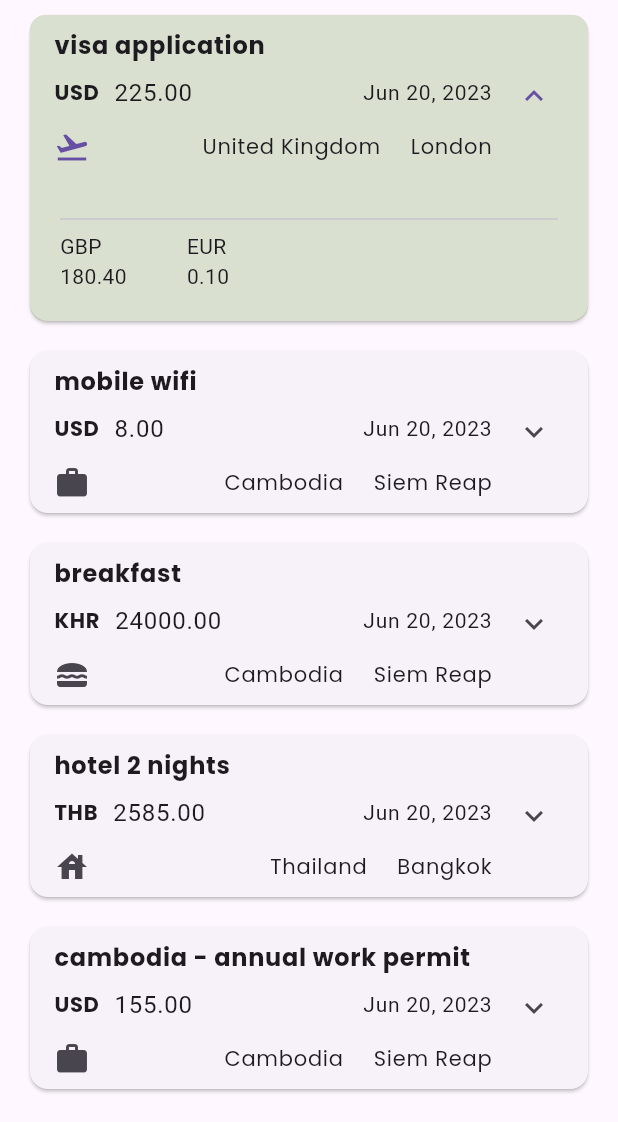
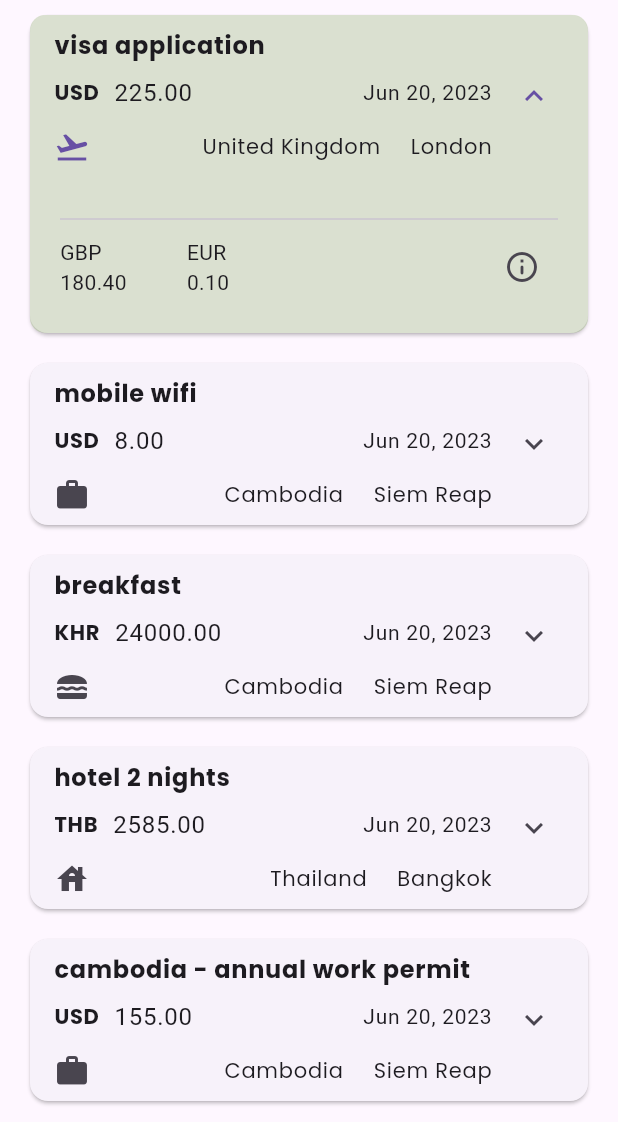
Before and after one commit to carlstep/expense_tracker_2, a Flutter app: the screen it shows after launch, after a tap on "visa application", on a phone screen of 412 x 824 dp, the part 114-1236 px from its top. Run offline on Flutter 3.47's test engine with Material 2 defaults, Android fonts, the light colour scheme and no system bars; our stand-ins replace google_fonts.

```diff
--- a/lib/widgets/expenses_list/expense_item.dart
+++ b/lib/widgets/expenses_list/expense_item.dart
@@ -62,18 +62,18 @@ class ExpenseItem extends StatelessWidget {
                 const Spacer(),
                 Text(
                   expense.formattedDate,
-                  style: TextStyle(fontSize: 14),
+                  style: const TextStyle(fontSize: 14),
                 ),
               ],
             ),
-            SizedBox(
+            const SizedBox(
               height: 12,
             ),
             Row(
               mainAxisAlignment: MainAxisAlignment.end,
               children: [
                 Icon(categoryItems[expense.category]),
-                Spacer(),
+                const Spacer(),
                 Text(
                   expense.transactionCountry,
                   style: GoogleFonts.poppins(
@@ -114,8 +114,10 @@ class ExpenseItem extends StatelessWidget {
                   Text(expense.altTwoCurrencyAmount.toStringAsFixed(2)),
                 ],
               ),
-              const SizedBox(
-                width: 40,
+              const Spacer(),
+              IconButton(
+                onPressed: () {},
+                icon: const Icon(Icons.info_outline_rounded),
               ),
             ],
           ),
```
Also changed, not shown: lib/widgets/new_expense.dart (+0 -21 lines).
